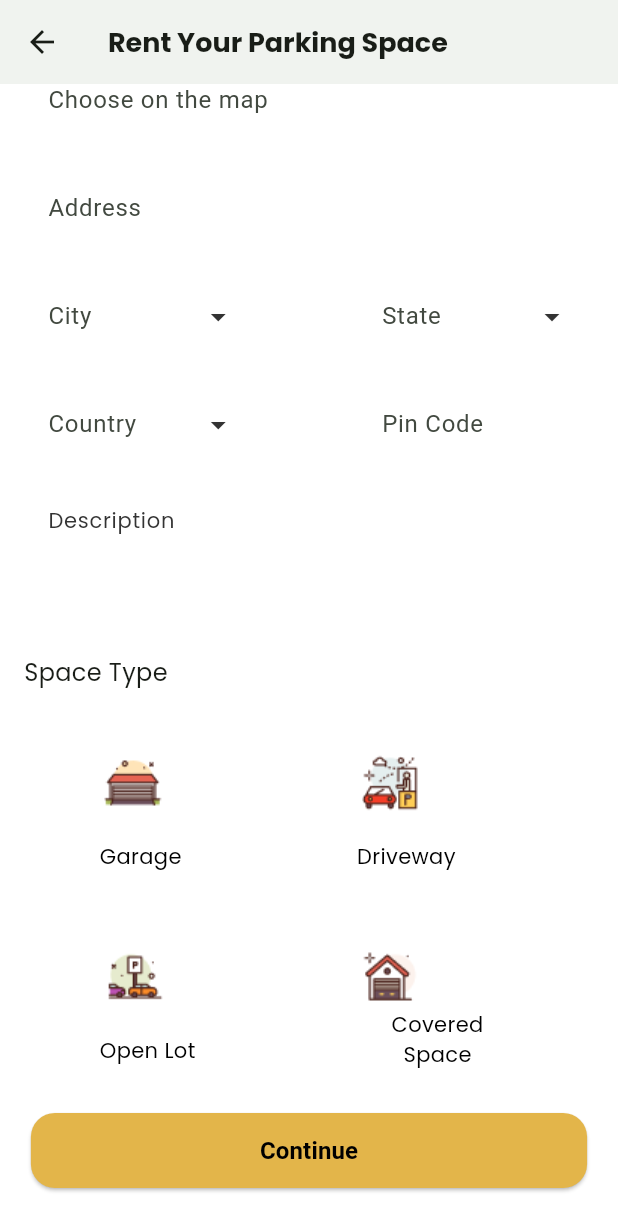
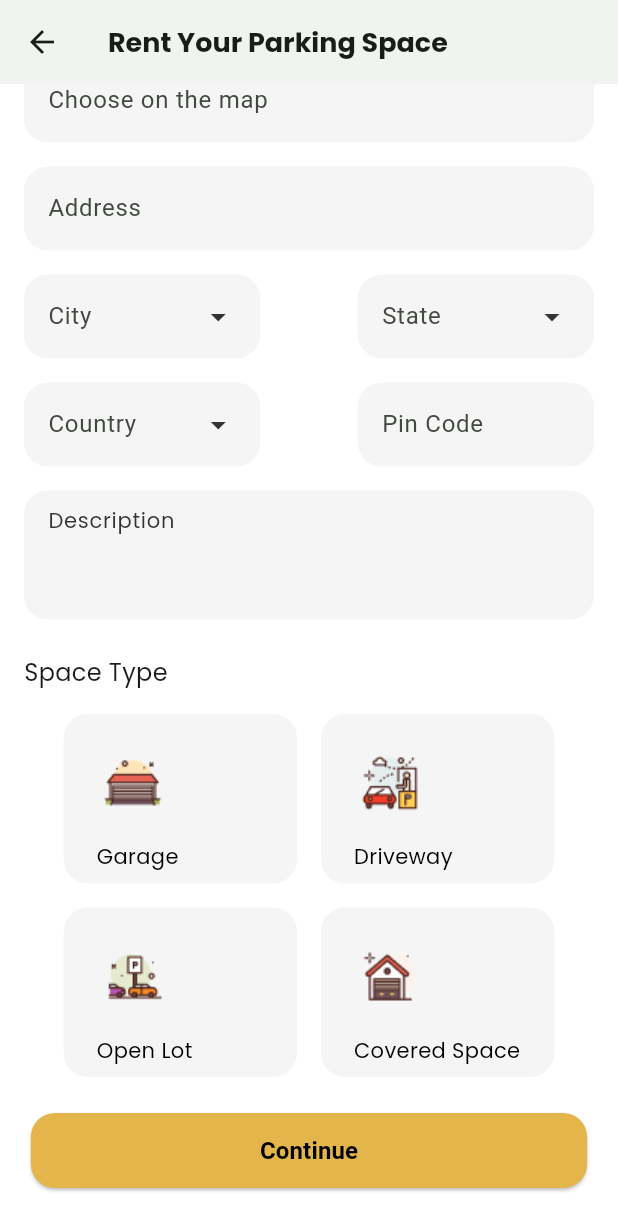
Before and after one commit to jagadeeshpilla29/JT_GET_SPOT, a Flutter app: the ParkingSpaceDetailScreen screen opened directly, scrolled down 144 dp, on a phone screen of 412 x 824 dp. Shown: the top 1231 px of the screen. Run offline on Flutter 3.47's test engine with Material 3 defaults, Android fonts, the phone set to English and light mode, and no system bars; our stand-ins replace bloc, carousel_slider, dio, flutter_bloc, flutter_secure_storage, get_it and 3 more; accounts and stored records are empty; network calls fail.

Commit message:
rent parking bugs

```diff
--- a/get_spot/lib/presentation/screen/dashboard/dash_board_screen.dart
+++ b/get_spot/lib/presentation/screen/dashboard/dash_board_screen.dart
@@ -1,6 +1,7 @@
 import 'package:flutter/material.dart';
 import 'package:get_spot/core/constants/colors.dart';
 import 'package:get_spot/core/constants/img_const.dart';
+import 'package:get_spot/presentation/screen/renting/parking_space_detali_screen.dart';
 import 'package:get_spot/widgets/recentPlace_widget.dart';
 import 'package:get_spot/widgets/slider_widget.dart';
 
@@ -150,7 +151,7 @@ class HomeScreen extends StatelessWidget {
     switch (option) {
       case 'Rent\nParking':
       print('RentParking');
-        // Navigator.push(context, MaterialPageRoute(builder: (context) => RentParkingScreen()));
+        Navigator.push(context, MaterialPageRoute(builder: (context) => ParkingSpaceDetailScreen()));
         break;
       case 'Buy\nParking':
             print('BuyParking');
--- a/get_spot/lib/presentation/screen/renting/parking_space_detali_screen.dart
+++ b/get_spot/lib/presentation/screen/renting/parking_space_detali_screen.dart
@@ -1,19 +1,28 @@
 import 'package:flutter/material.dart';
 import 'package:get_spot/components/custom_button.dart';
 import 'package:get_spot/core/constants/colors.dart';
-import 'package:get_spot/presentation/screen/dashboard/dash_board_screen.dart';
 
 class ParkingSpaceDetailScreen extends StatelessWidget {
   @override
   Widget build(BuildContext context) {
-    return Scaffold(backgroundColor: AppColor.White,
+    return Scaffold(
+      backgroundColor: AppColor.White,
       appBar: AppBar(
-        leading: Icon(Icons.arrow_back),
+        leading: IconButton(
+          icon: Icon(Icons.arrow_back),
+          onPressed: () {
+            Navigator.pop(context);
+          },
+        ),
         title: Text(
           "Rent Your Parking Space",
           style: TextStyle(
-              fontFamily: 'poppins', fontWeight: FontWeight.w600, fontSize: 18),
-        ),backgroundColor: AppColor.White,
+            fontFamily: 'poppins',
+            fontWeight: FontWeight.w600,
+            fontSize: 18,
+          ),
+        ),
+        backgroundColor: AppColor.White,
       ),
       body: SingleChildScrollView(
         padding: const EdgeInsets.all(16.0),
@@ -39,18 +48,18 @@ class ParkingSpaceDetailScreen extends StatelessWidget {
             Row(
               mainAxisAlignment: MainAxisAlignment.spaceBetween,
               children: [
-                _buildInputField('City', 157.5,showIcon: true),
+                _buildInputField('City', 157.5, showIcon: true),
                 SizedBox(width: 16),
-                _buildInputField('State', 157.5,showIcon: true),
+                _buildInputField('State', 157.5, showIcon: true),
               ],
             ),
             const SizedBox(height: 16),
             Row(
               mainAxisAlignment: MainAxisAlignment.spaceBetween,
               children: [
-                _buildInputField('Country', 157.5,showIcon: true),
+                _buildInputField('Country', 157.5, showIcon: true),
                 SizedBox(width: 16),
-                _buildInputField('Pin Code', 157.5,showIcon: false),
+                _buildInputField('Pin Code', 157.5, showIcon: false),
               ],
             ),
 
@@ -59,7 +68,7 @@ class ParkingSpaceDetailScreen extends StatelessWidget {
               height: 86,
               padding: EdgeInsets.symmetric(horizontal: 16),
               decoration: BoxDecoration(
-                color: AppColor.containergray,
+                color: AppColor.White2,
                 borderRadius: BorderRadius.circular(16),
               ),
               child: TextField(
@@ -93,8 +102,8 @@ class ParkingSpaceDetailScreen extends StatelessWidget {
                 _spaceField(
                     context, AssetImage('assets/images/garage.png'), 'Garage'),
                 SizedBox(width: 16),
-                _spaceField(
-                    context, AssetImage('assets/images/driveway.png'), 'Driveway'),
+                _spaceField(context, AssetImage('assets/images/driveway.png'),
+                    'Driveway'),
               ],
             ),
             const SizedBox(height: 16),
@@ -104,13 +113,15 @@ class ParkingSpaceDetailScreen extends StatelessWidget {
                 _spaceField(context, AssetImage('assets/images/openlot.png'),
                     'Open Lot'),
                 SizedBox(width: 16),
-                _spaceField(context, AssetImage('assets/images/coveredspace.png'),
+                _spaceField(
+                    context,
+                    AssetImage('assets/images/coveredspace.png'),
                     'Covered Space'),
               ],
             ),
             SizedBox(height: 24),
             CustomButton(
-                buttonText: 'Continue', onPressed: DashboardScreen.new),
+                buttonText: 'Continue', onPressed: () {  }, ),
             const SizedBox(height: 16),
           ],
         ),
@@ -124,7 +135,7 @@ class ParkingSpaceDetailScreen extends StatelessWidget {
       height: 113,
       padding: EdgeInsets.all(8),
       decoration: BoxDecoration(
-        color:  AppColor.containergray,
+        color: AppColor.White2,
         borderRadius: BorderRadius.circular(16),
       ),
       child: Column(
@@ -146,7 +157,7 @@ class ParkingSpaceDetailScreen extends StatelessWidget {
           ),
           Spacer(),
           Container(
-            padding: EdgeInsets.symmetric(horizontal: 16),
+            padding: EdgeInsets.symmetric(horizontal: 14),
             child: Text(
               text,
               style: TextStyle(
@@ -167,7 +178,7 @@ class ParkingSpaceDetailScreen extends StatelessWidget {
     return Container(
       padding: EdgeInsets.symmetric(horizontal: 16),
       decoration: BoxDecoration(
-        color:  AppColor.containergray,
+        color: AppColor.White2,
         borderRadius: BorderRadius.circular(16),
       ),
       child: TextFormField(
@@ -185,7 +196,7 @@ class ParkingSpaceDetailScreen extends StatelessWidget {
       height: 56,
       padding: EdgeInsets.symmetric(horizontal: 16),
       decoration: BoxDecoration(
-      color:  AppColor.containergray,
+        color: AppColor.White2,
         borderRadius: BorderRadius.circular(16),
       ),
       child: Row(
@@ -199,11 +210,13 @@ class ParkingSpaceDetailScreen extends StatelessWidget {
             ),
           ),
           if (showIcon)
-          Icon(Icons.arrow_drop_down_outlined,
-              size: 24, color:  AppColor.Black,),
+            Icon(
+              Icons.arrow_drop_down_outlined,
+              size: 24,
+              color: AppColor.Black,
+            ),
         ],
       ),
     );
   }
-
 }
```
Lines whose indentation alone changed are shown as unchanged.
